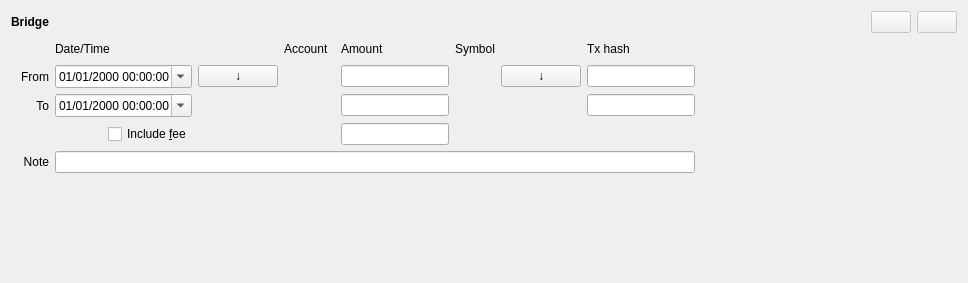
Above: jal/ui/widgets/bridge_operation.ui from titov-vv/jal before the change. Below: the same form after it.
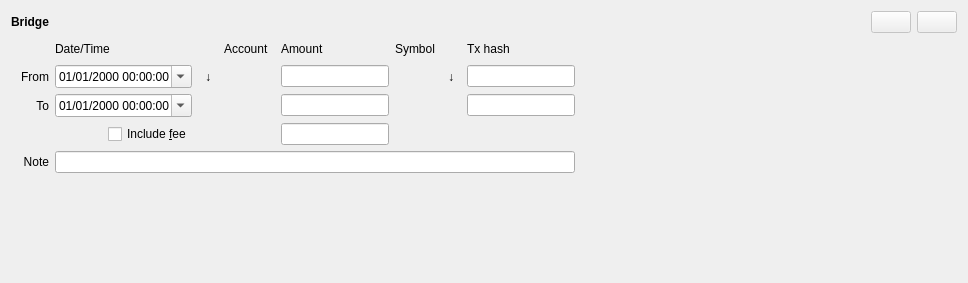
That is the form after the change. Custom widgets are drawn as their Qt base class.

```diff
--- a/jal/ui/widgets/bridge_operation.ui
+++ b/jal/ui/widgets/bridge_operation.ui
@@ -136,13 +136,16 @@
     </widget>
    </item>
    <item row="2" column="3">
-    <widget class="QPushButton" name="copy_date_btn">
+    <widget class="QToolButton" name="copy_date_btn">
      <property name="toolTip">
       <string>Copy value</string>
      </property>
      <property name="text">
       <string>↓</string>
      </property>
+     <property name="autoRaise">
+      <bool>true</bool>
+     </property>
     </widget>
    </item>
    <item row="2" column="4">
@@ -159,13 +162,16 @@
     <widget class="ReferenceSelectorWidget" name="out_symbol_widget"/>
    </item>
    <item row="2" column="9">
-    <widget class="QPushButton" name="copy_amount_btn">
+    <widget class="QToolButton" name="copy_amount_btn">
      <property name="toolTip">
       <string>Copy value</string>
      </property>
      <property name="text">
       <string>↓</string>
      </property>
+     <property name="autoRaise">
+      <bool>true</bool>
+     </property>
     </widget>
    </item>
    <item row="3" column="0">
```
